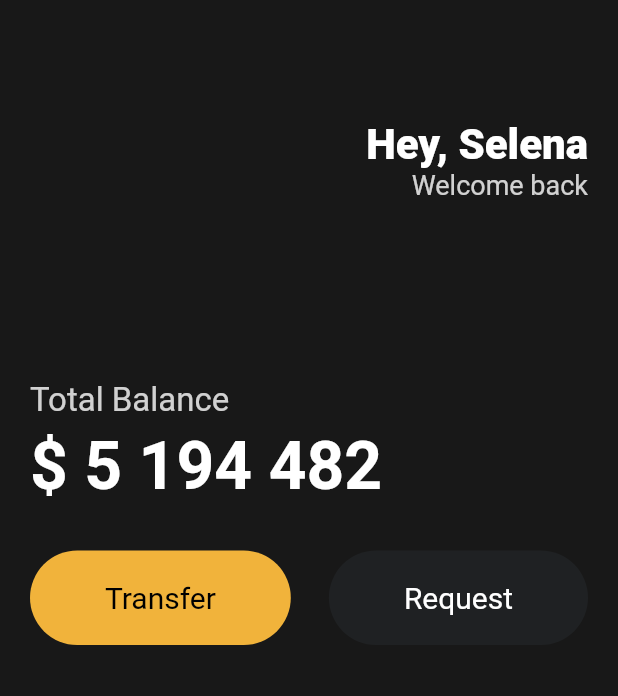
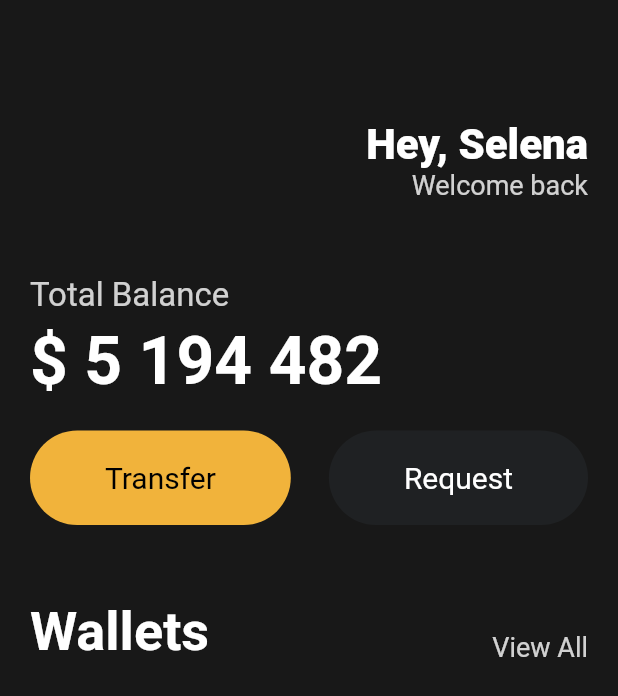
Before and after one commit to kimgeuntae/mobile_wallet, a Flutter app: the screen it shows after launch, on a phone screen of 412 x 824 dp. Shown: the top 696 px of the screen. Run offline on Flutter 3.47's test engine with Material 2 defaults, Android fonts, the phone set to English and light mode, and no system bars.

Commit message:
Add: 지갑 타이틀

```diff
--- a/lib/main.dart
+++ b/lib/main.dart
@@ -51,7 +51,7 @@ class MyApp extends StatelessWidget {
                 ],
               ),
               const SizedBox(
-                height: 120,
+                height: 50,
               ),
               Text(
                 'Total Balance',
@@ -72,7 +72,7 @@ class MyApp extends StatelessWidget {
                 ),
               ),
               const SizedBox(
-                height: 30,
+                height: 20,
               ),
               Row(
                 mainAxisAlignment: MainAxisAlignment.spaceBetween,
@@ -89,6 +89,30 @@ class MyApp extends StatelessWidget {
                   ),
                 ],
               ),
+              const SizedBox(
+                height: 50,
+              ),
+              Row(
+                crossAxisAlignment: CrossAxisAlignment.end,
+                mainAxisAlignment: MainAxisAlignment.spaceBetween,
+                children: [
+                  const Text(
+                    'Wallets',
+                    style: TextStyle(
+                      color: Colors.white,
+                      fontSize: 36,
+                      fontWeight: FontWeight.w600,
+                    ),
+                  ),
+                  Text(
+                    'View All',
+                    style: TextStyle(
+                      color: Colors.white.withOpacity(0.8),
+                      fontSize: 18,
+                    ),
+                  ),
+                ],
+              )
             ],
           ),
         ),
```
